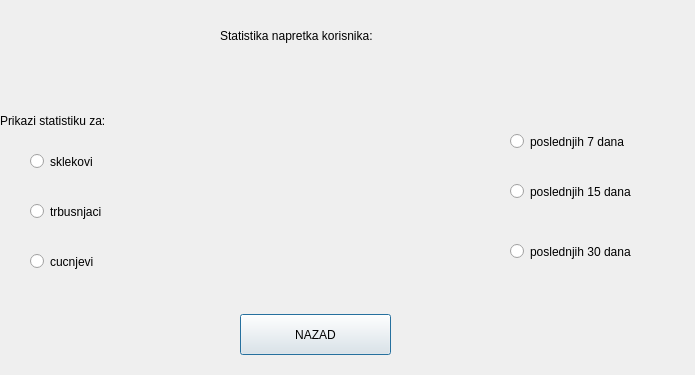
Before: the Qt Designer form code/statistika.ui in MATF-RS19/RS006-daily-trainer, drawn with Qt 5.
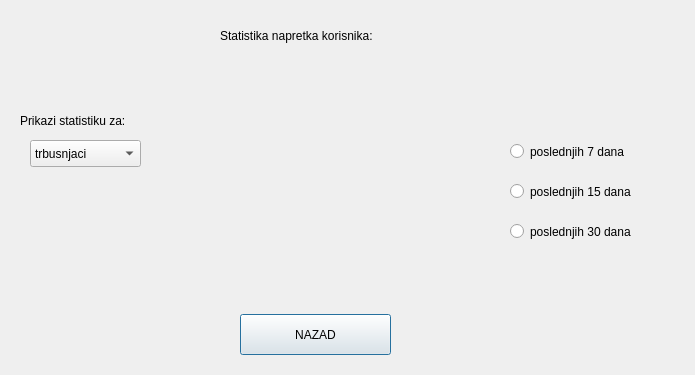
After: the same form once the commit is applied. Custom widgets are drawn as their Qt base class.

Patch:
```diff
--- a/code/statistika.ui
+++ b/code/statistika.ui
@@ -23,50 +23,11 @@
     </rect>
    </property>
   </widget>
-  <widget class="QRadioButton" name="radioButton">
-   <property name="geometry">
-    <rect>
-     <x>30</x>
-     <y>150</y>
-     <width>112</width>
-     <height>23</height>
-    </rect>
-   </property>
-   <property name="text">
-    <string>sklekovi</string>
-   </property>
-  </widget>
-  <widget class="QRadioButton" name="radioButton_2">
-   <property name="geometry">
-    <rect>
-     <x>30</x>
-     <y>200</y>
-     <width>112</width>
-     <height>23</height>
-    </rect>
-   </property>
-   <property name="text">
-    <string>trbusnjaci</string>
-   </property>
-  </widget>
-  <widget class="QRadioButton" name="radioButton_3">
-   <property name="geometry">
-    <rect>
-     <x>30</x>
-     <y>250</y>
-     <width>112</width>
-     <height>23</height>
-    </rect>
-   </property>
-   <property name="text">
-    <string>cucnjevi</string>
-   </property>
-  </widget>
   <widget class="QRadioButton" name="radioButton_4">
    <property name="geometry">
     <rect>
      <x>510</x>
-     <y>130</y>
+     <y>140</y>
      <width>151</width>
      <height>23</height>
     </rect>
@@ -80,7 +41,7 @@
     <rect>
      <x>510</x>
      <y>180</y>
-     <width>151</width>
+     <width>161</width>
      <height>23</height>
     </rect>
    </property>
@@ -92,8 +53,8 @@
    <property name="geometry">
     <rect>
      <x>510</x>
-     <y>240</y>
-     <width>151</width>
+     <y>220</y>
+     <width>161</width>
      <height>23</height>
     </rect>
    </property>
@@ -104,7 +65,7 @@
   <widget class="QLabel" name="label">
    <property name="geometry">
     <rect>
-     <x>0</x>
+     <x>20</x>
      <y>100</y>
      <width>171</width>
      <height>41</height>
@@ -140,6 +101,36 @@
     <string>NAZAD</string>
    </property>
   </widget>
+  <widget class="QComboBox" name="comboBox">
+   <property name="geometry">
+    <rect>
+     <x>30</x>
+     <y>140</y>
+     <width>111</width>
+     <height>27</height>
+    </rect>
+   </property>
+   <item>
+    <property name="text">
+     <string>trbusnjaci</string>
+    </property>
+   </item>
+   <item>
+    <property name="text">
+     <string>cucnjevi</string>
+    </property>
+   </item>
+   <item>
+    <property name="text">
+     <string>sklekovi</string>
+    </property>
+   </item>
+   <item>
+    <property name="text">
+     <string>trcanje</string>
+    </property>
+   </item>
+  </widget>
  </widget>
  <customwidgets>
   <customwidget>
```
